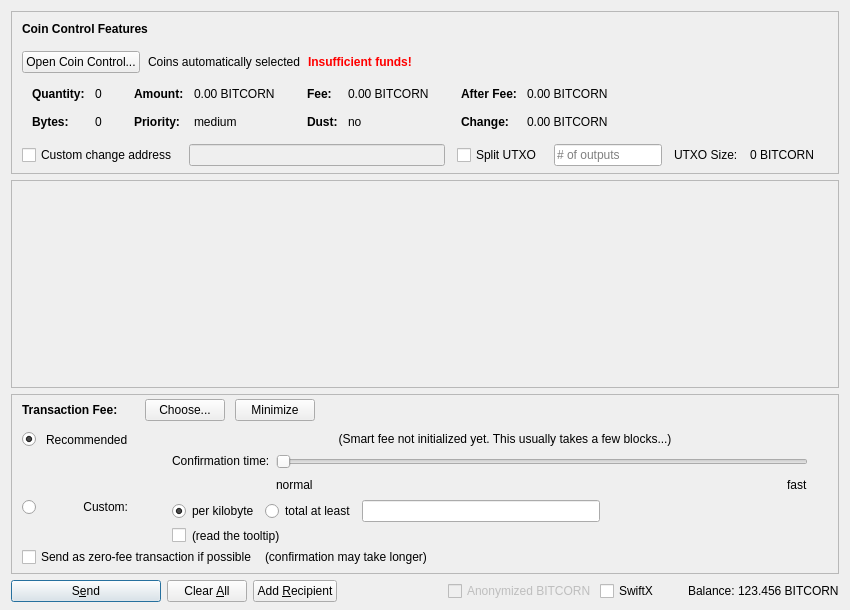
This is src/qt/forms/sendcoinsdialog.ui in BITCORNProject/BITCORN-oldchain as Qt 5 draws it before an edit. The edited form follows.
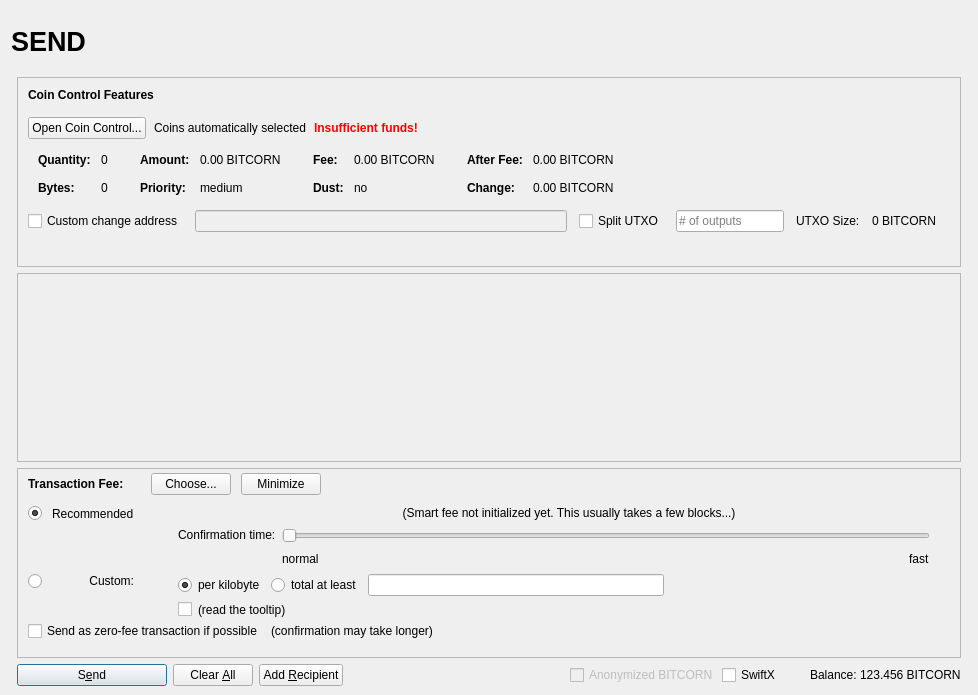
This is the edited form. Icons and pictures are not drawn. Custom widgets are drawn as their Qt base class.

```diff
--- a/src/qt/forms/sendcoinsdialog.ui
+++ b/src/qt/forms/sendcoinsdialog.ui
@@ -2,20 +2,155 @@
 <ui version="4.0">
  <class>SendCoinsDialog</class>
  <widget class="QDialog" name="SendCoinsDialog">
+  <property name="enabled">
+   <bool>true</bool>
+  </property>
   <property name="geometry">
    <rect>
     <x>0</x>
     <y>0</y>
-    <width>850</width>
-    <height>610</height>
+    <width>978</width>
+    <height>695</height>
    </rect>
   </property>
   <property name="windowTitle">
    <string>Send Coins</string>
   </property>
-  <layout class="QVBoxLayout" name="verticalLayout" stretch="0,1,0,0">
+  <layout class="QVBoxLayout" name="verticalLayout" stretch="0">
    <property name="bottomMargin">
-    <number>8</number>
+    <number>9</number>
+   </property>
+   <item>
+    <layout class="QVBoxLayout" name="verticalLayout_Master" stretch="0,1">
+     <property name="spacing">
+      <number>0</number>
+     </property>
+     <property name="leftMargin">
+      <number>0</number>
+     </property>
+     <property name="topMargin">
+      <number>0</number>
+     </property>
+     <property name="rightMargin">
+      <number>0</number>
+     </property>
+     <property name="bottomMargin">
+      <number>0</number>
+     </property>
+     <item>
+      <widget class="QFrame" name="frame_Header">
+       <layout class="QVBoxLayout" name="verticalLayout_Header" stretch="0">
+        <property name="leftMargin">
+         <number>0</number>
+        </property>
+        <property name="topMargin">
+         <number>0</number>
+        </property>
+        <property name="rightMargin">
+         <number>0</number>
+        </property>
+        <property name="bottomMargin">
+         <number>0</number>
+        </property>
+        <item>
+         <layout class="QHBoxLayout" name="horizontalLayout_Header" stretch="1,0,1">
+          <property name="spacing">
+           <number>6</number>
+          </property>
+          <item>
+           <widget class="QLabel" name="labelOverviewHeaderLeft">
+            <property name="minimumSize">
+             <size>
+              <width>464</width>
+              <height>60</height>
+             </size>
+            </property>
+            <property name="maximumSize">
+             <size>
+              <width>16777215</width>
+              <height>60</height>
+             </size>
+            </property>
+            <property name="font">
+             <font>
+              <pointsize>20</pointsize>
+              <weight>75</weight>
+              <bold>true</bold>
+             </font>
+            </property>
+            <property name="text">
+             <string>SEND</string>
+            </property>
+            <property name="alignment">
+             <set>Qt::AlignLeading|Qt::AlignLeft|Qt::AlignVCenter</set>
+            </property>
+           </widget>
+          </item>
+          <item>
+           <spacer name="horizontalSpacer_Header">
+            <property name="orientation">
+             <enum>Qt::Horizontal</enum>
+            </property>
+            <property name="sizeHint" stdset="0">
+             <size>
+              <width>40</width>
+              <height>20</height>
+             </size>
+            </property>
+           </spacer>
+          </item>
+          <item>
+           <widget class="QLabel" name="labelOverviewHeaderRight">
+            <property name="minimumSize">
+             <size>
+              <width>464</width>
+              <height>60</height>
+             </size>
+            </property>
+            <property name="maximumSize">
+             <size>
+              <width>16777215</width>
+              <height>60</height>
+             </size>
+            </property>
+            <property name="font">
+             <font>
+              <pointsize>14</pointsize>
+             </font>
+            </property>
+            <property name="text">
+             <string/>
+            </property>
+            <property name="alignment">
+             <set>Qt::AlignRight|Qt::AlignTrailing|Qt::AlignVCenter</set>
+            </property>
+           </widget>
+          </item>
+         </layout>
+        </item>
+       </layout>
+      </widget>
+     </item>
+     <item>
+      <widget class="QFrame" name="frame_BG">
+       <property name="minimumSize">
+        <size>
+         <width>0</width>
+         <height>0</height>
+        </size>
+       </property>
+       <layout class="QVBoxLayout" name="layout_BG" stretch="0,0,0,0">
+        <property name="leftMargin">
+         <number>6</number>
+        </property>
+        <property name="topMargin">
+         <number>6</number>
+        </property>
+        <property name="rightMargin">
+         <number>6</number>
+        </property>
+        <property name="bottomMargin">
+         <number>0</number>
    </property>
    <item>
     <widget class="QFrame" name="frameCoinControl">
@@ -650,8 +785,8 @@
        <rect>
         <x>0</x>
         <y>0</y>
-        <width>830</width>
-        <height>113</height>
+             <width>944</width>
+             <height>161</height>
        </rect>
       </property>
       <layout class="QVBoxLayout" name="verticalLayout_2" stretch="0,1">
@@ -1442,18 +1577,23 @@
    </item>
   </layout>
  </widget>
+     </item>
+    </layout>
+   </item>
+  </layout>
+ </widget>
  <customwidgets>
-  <customwidget>
-   <class>QValidatedLineEdit</class>
-   <extends>QLineEdit</extends>
-   <header>qvalidatedlineedit.h</header>
-  </customwidget>
   <customwidget>
    <class>BitcoinAmountField</class>
    <extends>QLineEdit</extends>
    <header>bitcoinamountfield.h</header>
    <container>1</container>
   </customwidget>
+  <customwidget>
+   <class>QValidatedLineEdit</class>
+   <extends>QLineEdit</extends>
+   <header>qvalidatedlineedit.h</header>
+  </customwidget>
  </customwidgets>
  <resources>
   <include location="../bitcorn.qrc"/>
```
Left out of the diff: 2 changed lines with no effect on the pictures. Lines whose indentation alone changed are shown as unchanged.
